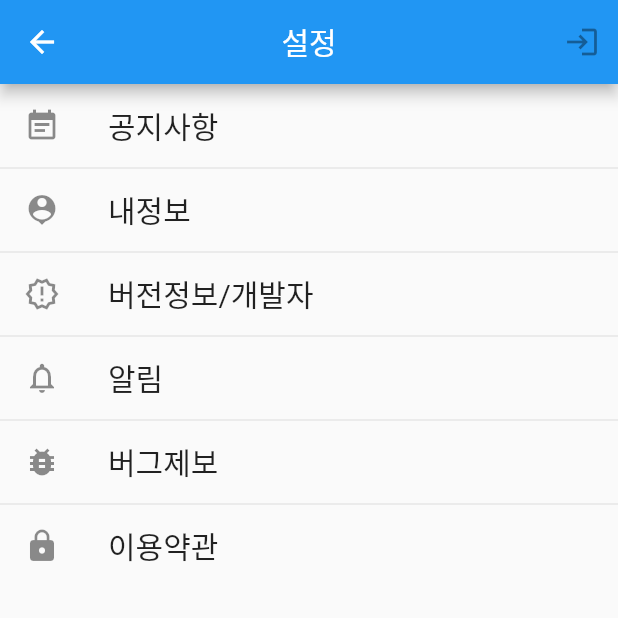
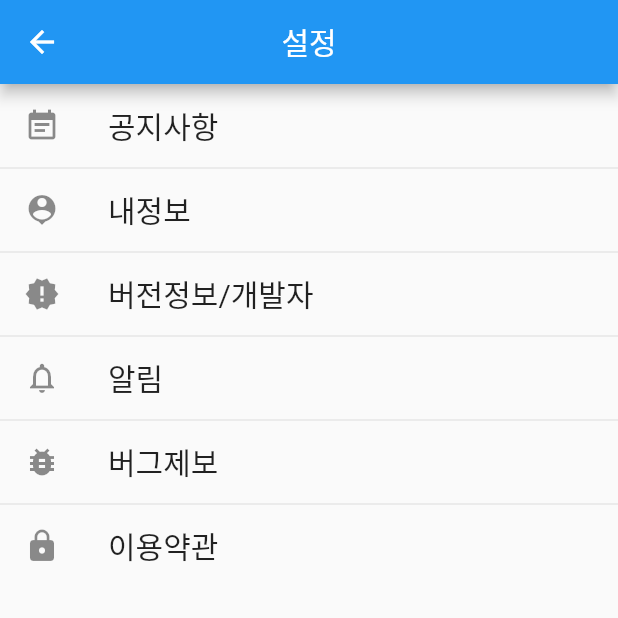
Before and after one commit to JangJuMan/iTaxi3.0, a Flutter app: the Settings screen opened directly, on a phone screen of 412 x 824 dp, the top half of it. Run offline on Flutter 3.47's test engine with Material 2 defaults, Android fonts, the phone set to English and light mode, and no system bars; our stand-ins replace fluttertoast.

Commit message:
주만: 설정탭 아이콘 잠시 제거

```diff
--- a/lib/settings/setting.dart
+++ b/lib/settings/setting.dart
@@ -51,9 +51,9 @@ class _SettingsState extends State<Settings> {
           // IconButton(
           //   icon: Icon(Icons.logout),
           // )
-          IconButton(
-            icon: Icon(Icons.login_outlined),
-          )
+          // IconButton(
+          //   icon: Icon(Icons.login_outlined),
+          // )
         ],
       ),
       body: _myListView(),
@@ -68,7 +68,7 @@ class _SettingsState extends State<Settings> {
           // 아이콘 내맘대로 한거임 바꿔도 됨!
           _comp_listTile(Icons.event_note, '공지사항', UpdateInfo()),
           _comp_listTile(Icons.person_pin, '내정보', MyInfo()),
-          _comp_listTile(Icons.new_releases_outlined, '버전정보/개발자', Version()),
+          _comp_listTile(Icons.new_releases/*_outlined*/, '버전정보/개발자', Version()),
           _comp_listTile(Icons.notifications_none, '알림', Alarm()),
           _comp_listTile(Icons.bug_report, '버그제보', Bug()),
           _comp_listTile(Icons.lock, '이용약관', TermsOfService()),
```
